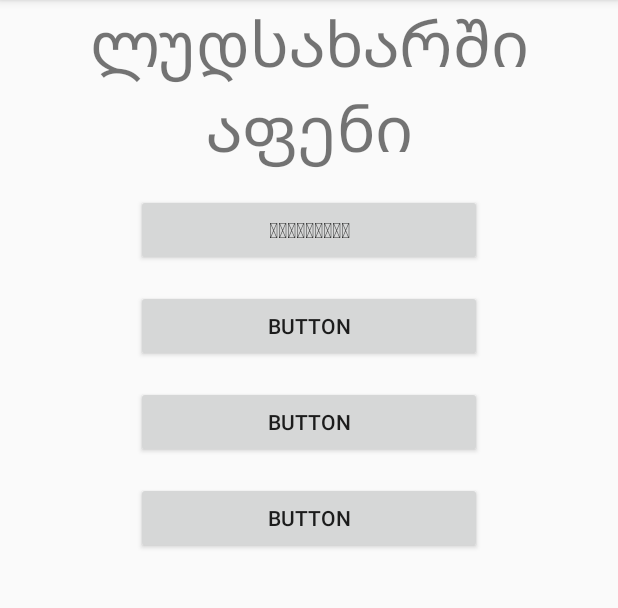
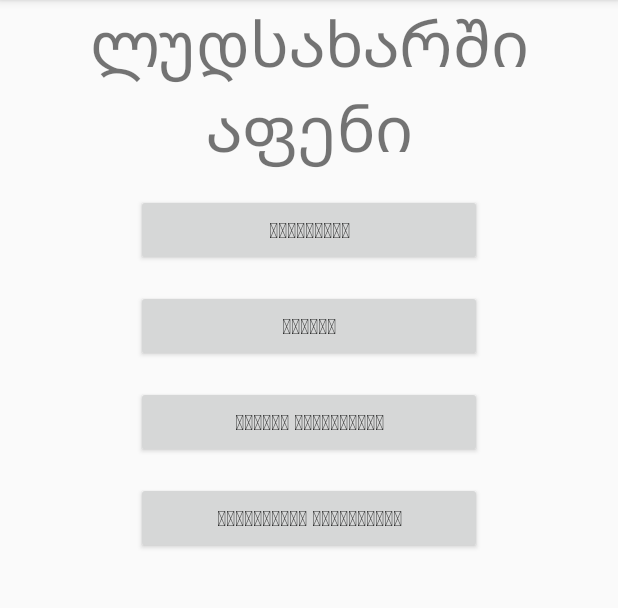
Before and after one commit to kartlos99/apeni, an Android app: the screen it shows after launch (MainActivity), on a phone screen of 412 x 824 dp, the part 84-692 px from its top. Run offline under Robolectric (Android 15) with nearby library versions, the phone set to English and light mode, and no system bars.

Commit message:
პირველი გვერდის xml ავაწყვე, დიზაინი ჯერ დავიკიდეთ

```diff
--- a/app/src/main/res/layout/activity_main.xml
+++ b/app/src/main/res/layout/activity_main.xml
@@ -9,7 +9,7 @@
     <TextView
         android:layout_width="wrap_content"
         android:layout_height="wrap_content"
-        android:text="ლუდსახარში აფენი"
+        android:text="@string/ludsaxarshi"
         android:textSize="42sp"
         android:textAlignment="center"
         app:layout_constraintLeft_toLeftOf="parent"
@@ -19,10 +19,10 @@
         android:id="@+id/textView" />
 
     <Button
-        android:id="@+id/button"
+        android:id="@+id/btn_shekvetebi"
         android:layout_width="0dp"
         android:layout_height="wrap_content"
-        android:text="შეკვეთები"
+        android:text="@string/shekveTebi"
 
         app:layout_constraintTop_toBottomOf="@+id/textView"
         android:layout_marginTop="16dp"
@@ -33,12 +33,12 @@
         app:layout_constraintHorizontal_bias="0.0" />
 
     <Button
-        android:id="@+id/button2"
+        android:id="@+id/btn_mitana"
         android:layout_width="0dp"
         android:layout_height="wrap_content"
-        android:text="Button"
+        android:text="@string/mitana"
 
-        app:layout_constraintTop_toBottomOf="@+id/button"
+        app:layout_constraintTop_toBottomOf="@+id/btn_shekvetebi"
         android:layout_marginTop="16dp"
         android:layout_marginLeft="8dp"
         app:layout_constraintLeft_toLeftOf="@+id/guideline"
@@ -47,11 +47,11 @@
         app:layout_constraintHorizontal_bias="0.0" />
 
     <Button
-        android:id="@+id/button3"
+        android:id="@+id/btn_realiz_dge"
         android:layout_width="0dp"
         android:layout_height="wrap_content"
-        android:text="Button"
-        app:layout_constraintTop_toBottomOf="@+id/button2"
+        android:text="@string/day_realizacia"
+        app:layout_constraintTop_toBottomOf="@+id/btn_mitana"
         android:layout_marginTop="16dp"
         app:layout_constraintRight_toLeftOf="@+id/guideline2"
         android:layout_marginRight="8dp"
@@ -60,11 +60,11 @@
         app:layout_constraintHorizontal_bias="0.0" />
 
     <Button
-        android:id="@+id/button4"
+        android:id="@+id/btn_realiz_obj"
         android:layout_width="0dp"
         android:layout_height="wrap_content"
-        android:text="Button"
-        app:layout_constraintTop_toBottomOf="@+id/button3"
+        android:text="@string/obj_realizacia"
+        app:layout_constraintTop_toBottomOf="@+id/btn_realiz_dge"
         app:layout_constraintLeft_toLeftOf="@+id/guideline"
         android:layout_marginTop="16dp"
         android:layout_marginLeft="8dp"
--- a/app/src/main/res/values/strings.xml
+++ b/app/src/main/res/values/strings.xml
@@ -1,3 +1,8 @@
 <resources>
     <string name="app_name">BeerApeni</string>
+    <string name="shekveTebi">შეკვეთები</string>
+    <string name="mitana">მიტანა</string>
+    <string name="obj_realizacia">ობიექტების რეალიზაცია</string>
+    <string name="day_realizacia">დღიური რეალიზაცია</string>
+    <string name="ludsaxarshi">ლუდსახარში აფენი</string>
 </resources>
```
Also changed, not shown: 1 other file.
